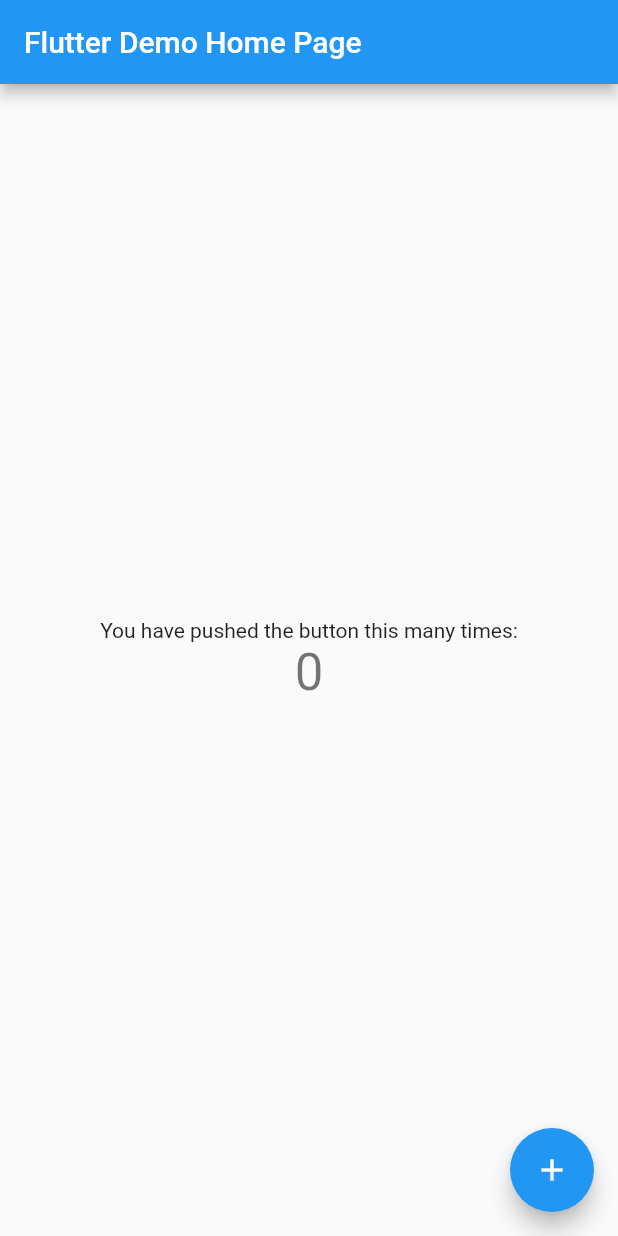
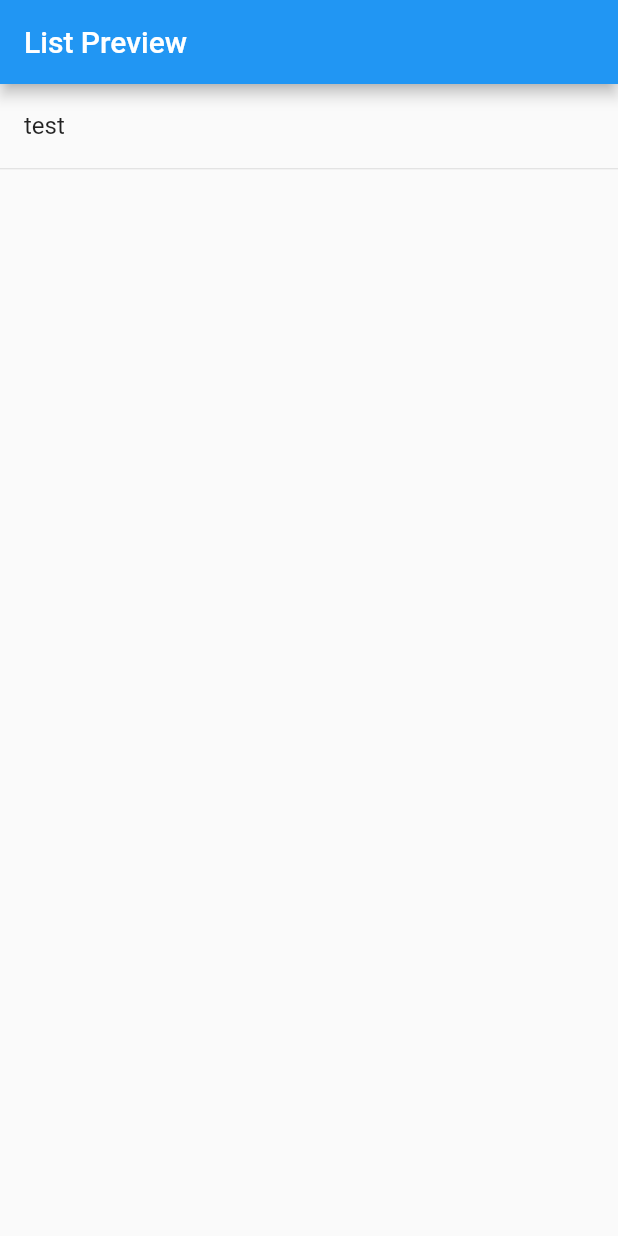
Before and after one commit to MarcoSwart/test_dartpad_web_embedding, a Flutter app: the screen it shows after launch, on a phone screen of 412 x 824 dp. Run offline on Flutter 3.47's test engine with Material 2 defaults, Android fonts, the phone set to English and light mode, and no system bars; our stand-ins replace flutter_hooks.

Commit message:
updated dartpad

```diff
--- /dev/null
+++ b/lib/dartpad/components/list.dart
@@ -0,0 +1,68 @@
+import 'package:flutter/material.dart';
+
+class ListCustom extends StatelessWidget {
+  @override
+  Widget build(BuildContext context) {
+    _buildImagePlaceholder(double height) {
+      return Center(
+        child: Icon(
+          Icons.photo,
+          size: height,
+        ),
+      );
+    }
+
+    _buildNetworkImageProgressIndicator(double width, double height) {
+      return Container(
+        width: width,
+        height: height,
+        alignment: Alignment.center,
+        child: CircularProgressIndicator(),
+      );
+    }
+
+    _buildNetworkImage(String imageUrl) {
+      final double width = 80;
+      final double height = 80;
+      try {
+        if (imageUrl == "") return _buildImagePlaceholder(height);
+        return Image.network(
+          imageUrl,
+          width: width,
+          height: height,
+          loadingBuilder: (context, child, loadingProgress) {
+            if (loadingProgress == null) return child;
+            return _buildNetworkImageProgressIndicator(width, height);
+          },
+        );
+      } catch (e) {
+        return _buildImagePlaceholder(height);
+      }
+    }
+
+    _buildListView() {
+      return ListView.builder(
+          itemCount: 1,
+          itemBuilder: (context, index) {
+            // var brand = brands.elementAt(index);
+            return Column(
+              children: [
+                ListTile(
+                  title: Text("test"),
+                  // leading: _buildNetworkImage(brand.imageUrl),
+                  // onTap: () => _handleListItemOnTap(brand),
+                ),
+                Divider(height: 1),
+              ],
+            );
+          });
+    }
+
+    return Scaffold(
+      appBar: AppBar(
+        title: Text("List Preview"),
+      ),
+      body: _buildListView(),
+    );
+  }
+}
--- a/lib/dartpad/main.dart
+++ b/lib/dartpad/main.dart
@@ -1,29 +1,30 @@
 import 'package:flutter/material.dart';
-import 'package:test_dartpad_web_embedding/main.dart';
+import 'package:flutter_hooks/flutter_hooks.dart';
+import 'package:test_dartpad_web_embedding/dartpad/view/previewer.dart';
 
 void main() {
   runApp(MyApp());
 }
 
-// class MyApp extends StatelessWidget {
-//   // This widget is the root of your application.
-//   @override
-//   Widget build(BuildContext context) {
-//     return MaterialApp(
-//       title: 'Flutter Demo',
-//       theme: ThemeData(
-//         // This is the theme of your application.
-//         //
-//         // Try running your application with "flutter run". You'll see the
-//         // application has a blue toolbar. Then, without quitting the app, try
-//         // changing the primarySwatch below to Colors.green and then invoke
-//         // "hot reload" (press "r" in the console where you ran "flutter run",
-//         // or simply save your changes to "hot reload" in a Flutter IDE).
-//         // Notice that the counter didn't reset back to zero; the application
-//         // is not restarted.
-//         primarySwatch: Colors.blue,
-//       ),
-//       home: MyHomePage(title: 'Flutter Demo Home Page'),
-//     );
-//   }
-// }
+class MyApp extends HookWidget {
+  // This widget is the root of your application.
+  @override
+  Widget build(BuildContext context) {
+    return MaterialApp(
+      title: 'Dartpad demo',
+      theme: ThemeData(
+        // This is the theme of your application.
+        //
+        // Try running your application with "flutter run". You'll see the
+        // application has a blue toolbar. Then, without quitting the app, try
+        // changing the primarySwatch below to Colors.green and then invoke
+        // "hot reload" (press "r" in the console where you ran "flutter run",
+        // or simply save your changes to "hot reload" in a Flutter IDE).
+        // Notice that the counter didn't reset back to zero; the application
+        // is not restarted.
+        primarySwatch: Colors.blue,
+      ),
+      home: Previewer(),
+    );
+  }
+}
--- /dev/null
+++ b/lib/dartpad/view/previewer.dart
@@ -0,0 +1,12 @@
+import 'package:flutter/material.dart';
+import 'package:flutter_hooks/flutter_hooks.dart';
+import 'package:test_dartpad_web_embedding/dartpad/components/list.dart';
+
+class Previewer extends HookWidget {
+  @override
+  Widget build(BuildContext context) {
+    return Scaffold(
+      body: ListCustom(),
+    );
+  }
+}
--- a/lib/main.dart
+++ /dev/null
@@ -1,113 +0,0 @@
-import 'package:flutter/material.dart';
-
-void main() {
-  runApp(MyApp());
-}
-
-class MyApp extends StatelessWidget {
-  // This widget is the root of your application.
-  @override
-  Widget build(BuildContext context) {
-    return MaterialApp(
-      title: 'Flutter Demo',
-      theme: ThemeData(
-        // This is the theme of your application.
-        //
-        // Try running your application with "flutter run". You'll see the
-        // application has a blue toolbar. Then, without quitting the app, try
-        // changing the primarySwatch below to Colors.green and then invoke
-        // "hot reload" (press "r" in the console where you ran "flutter run",
-        // or simply save your changes to "hot reload" in a Flutter IDE).
-        // Notice that the counter didn't reset back to zero; the application
-        // is not restarted.
-        primarySwatch: Colors.blue,
-      ),
-      home: MyHomePage(title: 'Flutter Demo Home Page'),
-    );
-  }
-}
-
-class MyHomePage extends StatefulWidget {
-  MyHomePage({Key? key, required this.title}) : super(key: key);
-
-  // This widget is the home page of your application. It is stateful, meaning
-  // that it has a State object (defined below) that contains fields that affect
-  // how it looks.
-
-  // This class is the configuration for the state. It holds the values (in this
-  // case the title) provided by the parent (in this case the App widget) and
-  // used by the build method of the State. Fields in a Widget subclass are
-  // always marked "final".
-
-  final String title;
-
-  @override
-  _MyHomePageState createState() => _MyHomePageState();
-}
-
-class _MyHomePageState extends State<MyHomePage> {
-  int _counter = 0;
-
-  void _incrementCounter() {
-    setState(() {
-      // This call to setState tells the Flutter framework that something has
-      // changed in this State, which causes it to rerun the build method below
-      // so that the display can reflect the updated values. If we changed
-      // _counter without calling setState(), then the build method would not be
-      // called again, and so nothing would appear to happen.
-      _counter++;
-    });
-  }
-
-  @override
-  Widget build(BuildContext context) {
-    // This method is rerun every time setState is called, for instance as done
-    // by the _incrementCounter method above.
-    //
-    // The Flutter framework has been optimized to make rerunning build methods
-    // fast, so that you can just rebuild anything that needs updating rather
-    // than having to individually change instances of widgets.
-    return Scaffold(
-      appBar: AppBar(
-        // Here we take the value from the MyHomePage object that was created by
-        // the App.build method, and use it to set our appbar title.
-        title: Text(widget.title),
-      ),
-      body: Center(
-        // Center is a layout widget. It takes a single child and positions it
-        // in the middle of the parent.
-        child: Column(
-          // Column is also a layout widget. It takes a list of children and
-          // arranges them vertically. By default, it sizes itself to fit its
-          // children horizontally, and tries to be as tall as its parent.
-          //
-          // Invoke "debug painting" (press "p" in the console, choose the
-          // "Toggle Debug Paint" action from the Flutter Inspector in Android
-          // Studio, or the "Toggle Debug Paint" command in Visual Studio Code)
-          // to see the wireframe for each widget.
-          //
-          // Column has various properties to control how it sizes itself and
-          // how it positions its children. Here we use mainAxisAlignment to
-          // center the children vertically; the main axis here is the vertical
-          // axis because Columns are vertical (the cross axis would be
-          // horizontal).
-          mainAxisAlignment: MainAxisAlignment.center,
-          children: <Widget>[
-            Text(
-              'You have pushed the button this many times:',
-            ),
-            Text(
-              '$_counter',
-              style: Theme.of(context).textTheme.headline4,
-            ),
-          ],
-        ),
-      ),
-      floatingActionButton: FloatingActionButton(
-        onPressed: _incrementCounter,
-        tooltip: 'Increment',
-        child: Icon(Icons.add),
-      ), // This trailing comma makes auto-formatting nicer for build methods.
-    );
-  }
-}
--- a/pubspec.yaml
+++ b/pubspec.yaml
@@ -3,7 +3,7 @@
 
 # The following line prevents the package from being accidentally published to
 # pub.dev using `pub publish`. This is preferred for private packages.
-publish_to: 'none' # Remove this line if you wish to publish to pub.dev
+publish_to: "none" # Remove this line if you wish to publish to pub.dev
 
 # The following defines the version and build number for your application.
 # A version number is three numbers separated by dots, like 1.2.43
@@ -23,7 +23,7 @@
 dependencies:
   flutter:
     sdk: flutter
-
+  flutter_hooks: ^0.16.0
 
   # The following adds the Cupertino Icons font to your application.
   # Use with the CupertinoIcons class for iOS style icons.
@@ -38,7 +38,6 @@
 
 # The following section is specific to Flutter.
 flutter:
-
   # The following line ensures that the Material Icons font is
   # included with your application, so that you can use the icons in
   # the material Icons class.
```
Also changed, not shown: pubspec.lock.
